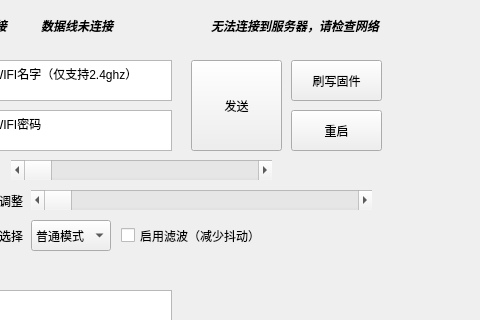
The window that ui/paper_face_tracker_window.ui (JellyfishKnight/paper_tracker) describes before a commit, drawn with Qt 5; both pictures show x 359 to 839 and y 0 to 320 of the 839 by 561 pixel window.
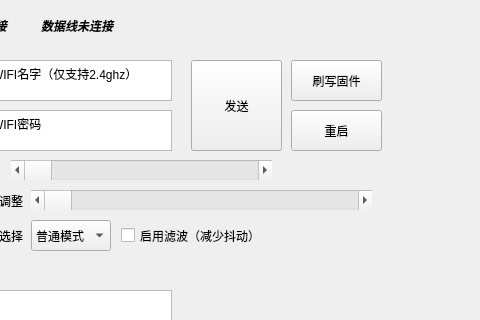
The same window after the commit.

Diff of the .ui file:
```diff
--- a/ui/paper_face_tracker_window.ui
+++ b/ui/paper_face_tracker_window.ui
@@ -920,28 +920,6 @@
     <string>标定页面</string>
    </property>
   </widget>
-  <widget class="QLabel" name="ClientStatusLabel">
-   <property name="geometry">
-    <rect>
-     <x>570</x>
-     <y>10</y>
-     <width>231</width>
-     <height>31</height>
-    </rect>
-   </property>
-   <property name="font">
-    <font>
-     <italic>true</italic>
-     <bold>true</bold>
-    </font>
-   </property>
-   <property name="text">
-    <string>无法连接到服务器，请检查网络</string>
-   </property>
-   <property name="textInteractionFlags">
-    <set>Qt::TextInteractionFlag::NoTextInteraction</set>
-   </property>
-  </widget>
   <widget class="QLabel" name="WifiConnectLabel">
    <property name="geometry">
     <rect>
```
